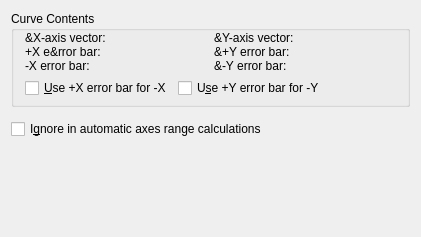
This is src/libkstapp/curvetab.ui in Kst-plot/kst as Qt 5 draws it before an edit. The edited form follows.
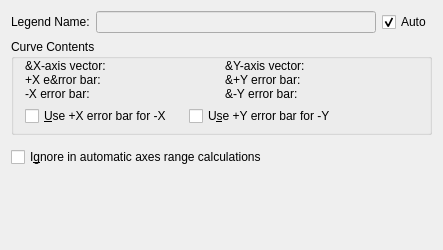
This is the edited form. Custom widgets are drawn as their Qt base class.

Commit message:
Curve Dialog gets a manual Legend Name entry.
This overrides all automatic naming.

Patch:
```diff
--- a/src/libkstapp/curvetab.ui
+++ b/src/libkstapp/curvetab.ui
@@ -2,7 +2,49 @@
 <ui version="4.0">
  <class>CurveTab</class>
  <widget class="QWidget" name="CurveTab">
+  <property name="geometry">
+   <rect>
+    <x>0</x>
+    <y>0</y>
+    <width>443</width>
+    <height>250</height>
+   </rect>
+  </property>
   <layout class="QVBoxLayout" name="verticalLayout_2">
+   <item>
+    <layout class="QHBoxLayout" name="horizontalLayout">
+     <item>
+      <widget class="QLabel" name="_legendLabel">
+       <property name="sizePolicy">
+        <sizepolicy hsizetype="Fixed" vsizetype="Fixed">
+         <horstretch>0</horstretch>
+         <verstretch>0</verstretch>
+        </sizepolicy>
+       </property>
+       <property name="text">
+        <string>Legend Name:</string>
+       </property>
+      </widget>
+     </item>
+     <item>
+      <widget class="QLineEdit" name="_manualLegendName">
+       <property name="enabled">
+        <bool>false</bool>
+       </property>
+      </widget>
+     </item>
+     <item>
+      <widget class="QCheckBox" name="_autoLegend">
+       <property name="text">
+        <string>Auto</string>
+       </property>
+       <property name="checked">
+        <bool>true</bool>
+       </property>
+      </widget>
+     </item>
+    </layout>
+   </item>
    <item>
     <widget class="QGroupBox" name="GroupBox">
      <property name="title">
```
Left out of the diff: 19 changed lines with no effect on the pictures. The commit also changes 7 other files.
